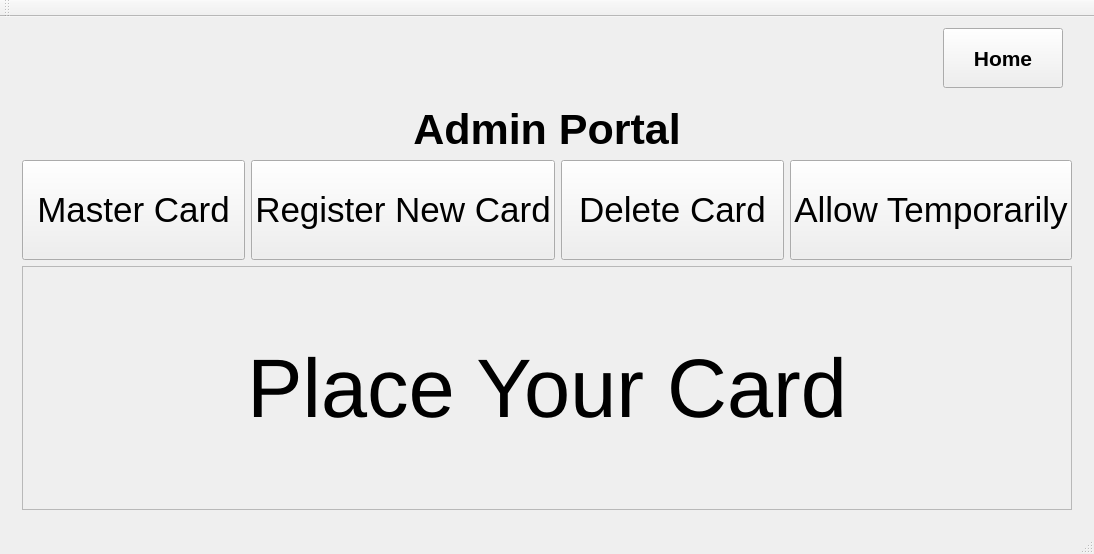
Old version of the form GUI/CSP315/mainwindow.ui in the repository y-gupta/rfid-auth-system.
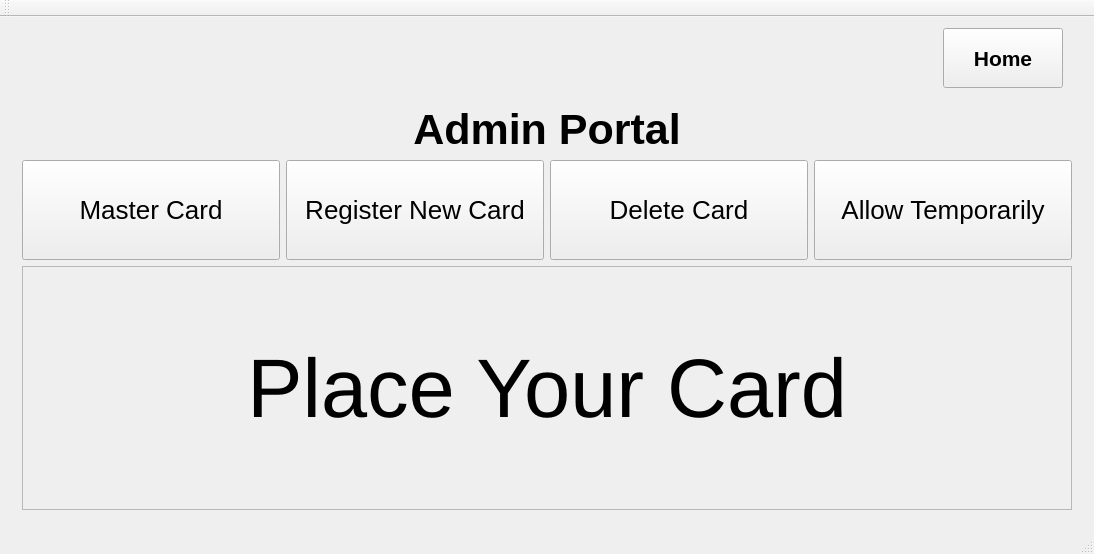
New version of the form. The open tabs and pages were chosen to show the change. Icons and pictures are not drawn.

What changed in the file:
```diff
--- a/GUI/CSP315/mainwindow.ui
+++ b/GUI/CSP315/mainwindow.ui
@@ -969,9 +969,12 @@
           </property>
           <property name="font">
            <font>
-            <pointsize>26</pointsize>
+            <pointsize>-1</pointsize>
            </font>
           </property>
+          <property name="styleSheet">
+           <string notr="true">font-size:26px;</string>
+          </property>
           <property name="text">
            <string>Master Card</string>
           </property>
@@ -993,9 +996,12 @@
           </property>
           <property name="font">
            <font>
-            <pointsize>26</pointsize>
+            <pointsize>-1</pointsize>
            </font>
           </property>
+          <property name="styleSheet">
+           <string notr="true">font-size:26px;</string>
+          </property>
           <property name="text">
            <string>Register New Card</string>
           </property>
@@ -1017,9 +1023,13 @@
           </property>
           <property name="font">
            <font>
-            <pointsize>26</pointsize>
+            <pointsize>-1</pointsize>
            </font>
           </property>
+          <property name="styleSheet">
+           <string notr="true">font-size:26px;
+</string>
+          </property>
           <property name="text">
            <string>Delete Card</string>
           </property>
@@ -1041,9 +1051,12 @@
           </property>
           <property name="font">
            <font>
-            <pointsize>26</pointsize>
+            <pointsize>-1</pointsize>
            </font>
           </property>
+          <property name="styleSheet">
+           <string notr="true">font-size:26px;</string>
+          </property>
           <property name="text">
            <string>Allow Temporarily</string>
           </property>
```
Left out of the diff: 21 changed lines with no effect on the pictures.
